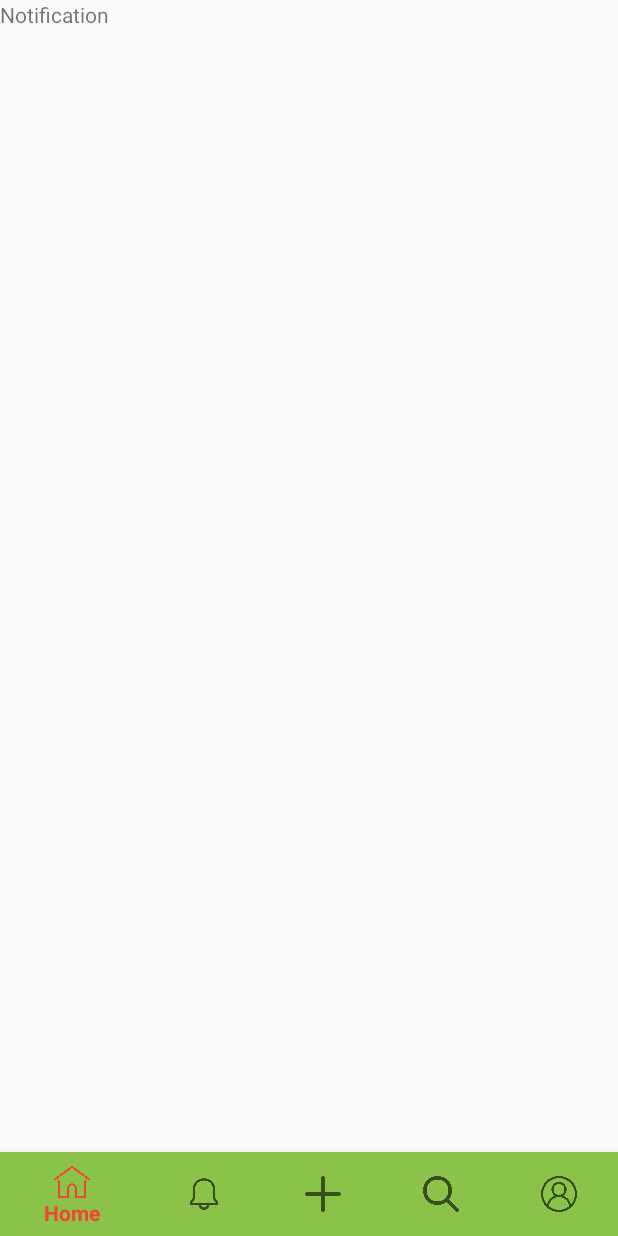
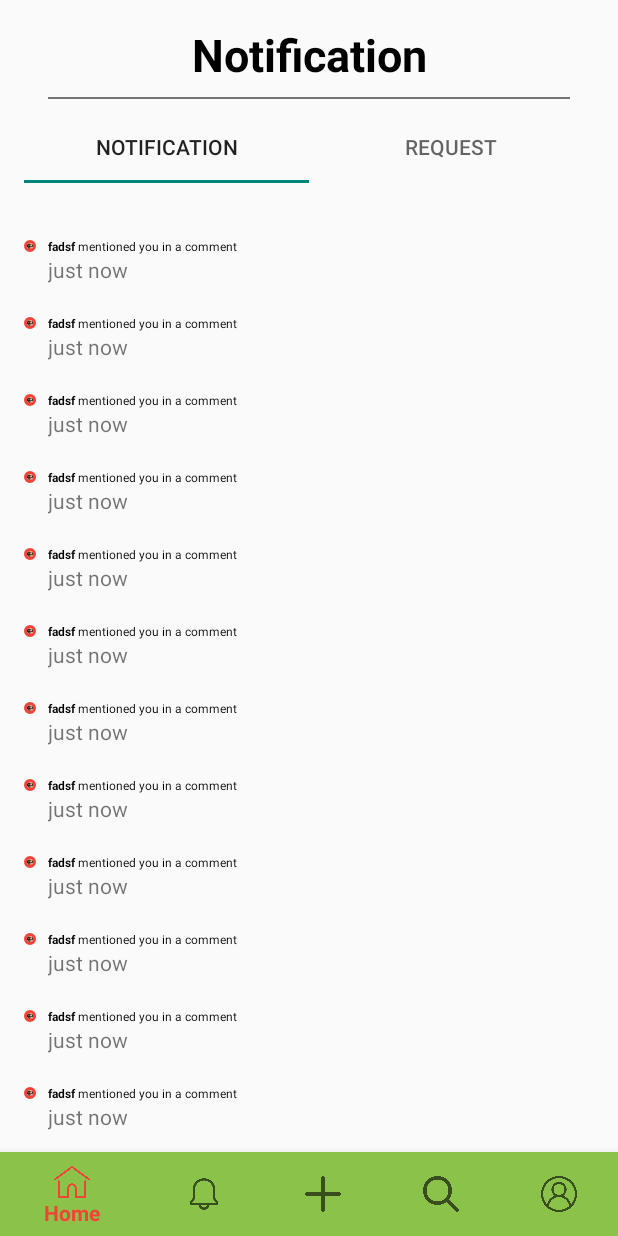
Before and after one commit to ShyamSutar/Social-Media-App, an Android app: the fragment NotificationFragment placed in its activity, on a phone screen of 412 x 824 dp. Run offline under Robolectric (Android 15) with nearby library versions, the phone set to English and light mode, and no system bars; our stand-ins replace CircleImageView; Roboto replaces fonts that are not available here.

Commit message:
notification completed

```diff
--- /dev/null
+++ b/app/src/main/java/com/example/socialmediaapp/Adapter/NotificationAdapter.java
@@ -0,0 +1,71 @@
+package com.example.socialmediaapp.Adapter;
+
+import android.content.Context;
+import android.text.Html;
+import android.view.LayoutInflater;
+import android.view.View;
+import android.view.ViewGroup;
+import android.widget.ImageView;
+import android.widget.TextView;
+
+import androidx.annotation.NonNull;
+import androidx.recyclerview.widget.RecyclerView;
+
+import com.example.socialmediaapp.Model.NotificationModel;
+import com.example.socialmediaapp.R;
+
+import java.util.ArrayList;
+
+public class NotificationAdapter extends RecyclerView.Adapter<NotificationAdapter.viewHolder>{
+
+    ArrayList<NotificationModel> list;
+    Context context;
+
+    public NotificationAdapter(ArrayList<NotificationModel> list, Context context) {
+        this.list = list;
+        this.context = context;
+    }
+
+    @NonNull
+    @Override
+    public viewHolder onCreateViewHolder(@NonNull ViewGroup parent, int viewType) {
+
+
+        View view = LayoutInflater.from(context).inflate(R.layout.notification2sample,parent,false);
+
+
+
+        return new viewHolder(view);
+    }
+
+    @Override
+    public void onBindViewHolder(@NonNull viewHolder holder, int position) {
+
+        NotificationModel model = list.get(position);
+        holder.profile.setImageResource(model.getProfile());
+        holder.notification.setText(Html.fromHtml(model.getNotification()));
+        holder.time.setText(model.getTime());
+
+    }
+
+    @Override
+    public int getItemCount() {
+        return list.size();
+    }
+
+    public class viewHolder extends RecyclerView.ViewHolder{
+
+        ImageView profile;
+        TextView notification, time;
+
+        public viewHolder(@NonNull View itemView) {
+            super(itemView);
+
+            profile = itemView.findViewById(R.id.profileimage);
+            notification = itemView.findViewById(R.id.notification1);
+            time = itemView.findViewById(R.id.time);
+
+        }
+    }
+
+}
--- /dev/null
+++ b/app/src/main/java/com/example/socialmediaapp/Adapter/ViewPagerAdapter.java
@@ -0,0 +1,44 @@
+package com.example.socialmediaapp.Adapter;
+
+import androidx.annotation.NonNull;
+import androidx.annotation.Nullable;
+import androidx.fragment.app.Fragment;
+import androidx.fragment.app.FragmentManager;
+import androidx.fragment.app.FragmentPagerAdapter;
+
+import com.example.socialmediaapp.Fragment.Notification2Fragment;
+import com.example.socialmediaapp.Fragment.RequestFragment;
+
+public class ViewPagerAdapter extends FragmentPagerAdapter {
+    public ViewPagerAdapter(@NonNull FragmentManager fm) {
+        super(fm);
+    }
+
+    @NonNull
+    @Override
+    public Fragment getItem(int position) {
+        switch (position){
+            case 0: return new Notification2Fragment();
+            case 1: return new RequestFragment();
+            default: return new Notification2Fragment();
+        }
+
+    }
+
+    @Override
+    public int getCount() {
+        return 2;
+    }
+
+    @Nullable
+    @Override
+    public CharSequence getPageTitle(int position) {
+        String title = null;
+        if (position==0){
+            title="NOTIFICATION";
+        }else{
+            title = "REQUEST";
+        }
+        return title;
+    }
+}
--- /dev/null
+++ b/app/src/main/java/com/example/socialmediaapp/Fragment/Notification2Fragment.java
@@ -0,0 +1,72 @@
+package com.example.socialmediaapp.Fragment;
+
+import android.os.Bundle;
+
+import androidx.fragment.app.Fragment;
+import androidx.recyclerview.widget.LinearLayoutManager;
+import androidx.recyclerview.widget.RecyclerView;
+import androidx.viewpager.widget.ViewPager;
+
+import android.view.LayoutInflater;
+import android.view.View;
+import android.view.ViewGroup;
+
+import com.example.socialmediaapp.Adapter.NotificationAdapter;
+import com.example.socialmediaapp.Adapter.ViewPagerAdapter;
+import com.example.socialmediaapp.Model.NotificationModel;
+import com.example.socialmediaapp.R;
+import com.google.android.material.tabs.TabLayout;
+
+import java.util.ArrayList;
+
+
+public class Notification2Fragment extends Fragment {
+
+
+RecyclerView recyclerView;
+ArrayList<NotificationModel> list;
+
+
+    public Notification2Fragment() {
+        // Required empty public constructor
+    }
+
+
+    @Override
+    public void onCreate(Bundle savedInstanceState) {
+        super.onCreate(savedInstanceState);
+
+    }
+
+    @Override
+    public View onCreateView(LayoutInflater inflater, ViewGroup container,
+                             Bundle savedInstanceState) {
+        // Inflate the layout for this fragment
+        View view =  inflater.inflate(R.layout.fragment_notification2, container, false);
+
+        recyclerView = view.findViewById(R.id.notificationRV);
+
+        list = new ArrayList<>();
+        list.add(new NotificationModel(R.drawable.profile,"<b>fadsf</b> mentioned you in a comment","just now"));
+        list.add(new NotificationModel(R.drawable.profile,"<b>fadsf</b> mentioned you in a comment","just now"));
+        list.add(new NotificationModel(R.drawable.profile,"<b>fadsf</b> mentioned you in a comment","just now"));
+        list.add(new NotificationModel(R.drawable.profile,"<b>fadsf</b> mentioned you in a comment","just now"));
+        list.add(new NotificationModel(R.drawable.profile,"<b>fadsf</b> mentioned you in a comment","just now"));
+        list.add(new NotificationModel(R.drawable.profile,"<b>fadsf</b> mentioned you in a comment","just now"));
+        list.add(new NotificationModel(R.drawable.profile,"<b>fadsf</b> mentioned you in a comment","just now"));
+        list.add(new NotificationModel(R.drawable.profile,"<b>fadsf</b> mentioned you in a comment","just now"));
+        list.add(new NotificationModel(R.drawable.profile,"<b>fadsf</b> mentioned you in a comment","just now"));
+        list.add(new NotificationModel(R.drawable.profile,"<b>fadsf</b> mentioned you in a comment","just now"));
+        list.add(new NotificationModel(R.drawable.profile,"<b>fadsf</b> mentioned you in a comment","just now"));
+        list.add(new NotificationModel(R.drawable.profile,"<b>fadsf</b> mentioned you in a comment","just now"));
+
+        NotificationAdapter adapter = new NotificationAdapter(list,getContext());
+
+        LinearLayoutManager layoutManager = new LinearLayoutManager(getContext(),LinearLayoutManager.VERTICAL,false);
+
+        recyclerView.setLayoutManager(layoutManager);
+        recyclerView.setAdapter(adapter);
+
+        return view;
+    }
+}
--- a/app/src/main/java/com/example/socialmediaapp/Fragment/NotificationFragment.java
+++ b/app/src/main/java/com/example/socialmediaapp/Fragment/NotificationFragment.java
@@ -3,64 +3,47 @@
 import android.os.Bundle;
 
 import androidx.fragment.app.Fragment;
+import androidx.viewpager.widget.ViewPager;
 
 import android.view.LayoutInflater;
 import android.view.View;
 import android.view.ViewGroup;
 
+import com.example.socialmediaapp.Adapter.ViewPagerAdapter;
 import com.example.socialmediaapp.R;
+import com.google.android.material.tabs.TabLayout;
 
-/**
- * A simple {@link Fragment} subclass.
- * Use the {@link NotificationFragment#newInstance} factory method to
- * create an instance of this fragment.
- */
+
 public class NotificationFragment extends Fragment {
 
-    // TODO: Rename parameter arguments, choose names that match
-    // the fragment initialization parameters, e.g. ARG_ITEM_NUMBER
-    private static final String ARG_PARAM1 = "param1";
-    private static final String ARG_PARAM2 = "param2";
-
-    // TODO: Rename and change types of parameters
-    private String mParam1;
-    private String mParam2;
+    ViewPager viewPager;
+    TabLayout tabLayout;
 
     public NotificationFragment() {
         // Required empty public constructor
     }
 
-    /**
-     * Use this factory method to create a new instance of
-     * this fragment using the provided parameters.
-     *
-     * @param param1 Parameter 1.
-     * @param param2 Parameter 2.
-     * @return A new instance of fragment NotificationFragment.
-     */
-    // TODO: Rename and change types and number of parameters
-    public static NotificationFragment newInstance(String param1, String param2) {
-        NotificationFragment fragment = new NotificationFragment();
-        Bundle args = new Bundle();
-        args.putString(ARG_PARAM1, param1);
-        args.putString(ARG_PARAM2, param2);
-        fragment.setArguments(args);
-        return fragment;
-    }
+
 
     @Override
     public void onCreate(Bundle savedInstanceState) {
         super.onCreate(savedInstanceState);
-        if (getArguments() != null) {
-            mParam1 = getArguments().getString(ARG_PARAM1);
-            mParam2 = getArguments().getString(ARG_PARAM2);
-        }
+
     }
 
     @Override
     public View onCreateView(LayoutInflater inflater, ViewGroup container,
                              Bundle savedInstanceState) {
         // Inflate the layout for this fragment
-        return inflater.inflate(R.layout.fragment_notification, container, false);
+        View view = inflater.inflate(R.layout.fragment_notification, container, false);
+
+
+        viewPager =view.findViewById(R.id.viewPager);
+        viewPager.setAdapter(new ViewPagerAdapter(getFragmentManager()));
+
+        tabLayout = view.findViewById(R.id.tabLayout4);
+        tabLayout.setupWithViewPager(viewPager);
+
+        return view;
     }
 }
--- /dev/null
+++ b/app/src/main/java/com/example/socialmediaapp/Fragment/RequestFragment.java
@@ -0,0 +1,66 @@
+package com.example.socialmediaapp.Fragment;
+
+import android.os.Bundle;
+
+import androidx.fragment.app.Fragment;
+
+import android.view.LayoutInflater;
+import android.view.View;
+import android.view.ViewGroup;
+
+import com.example.socialmediaapp.R;
+
+/**
+ * A simple {@link Fragment} subclass.
+ * Use the {@link RequestFragment#newInstance} factory method to
+ * create an instance of this fragment.
+ */
+public class RequestFragment extends Fragment {
+
+    // TODO: Rename parameter arguments, choose names that match
+    // the fragment initialization parameters, e.g. ARG_ITEM_NUMBER
+    private static final String ARG_PARAM1 = "param1";
+    private static final String ARG_PARAM2 = "param2";
+
+    // TODO: Rename and change types of parameters
+    private String mParam1;
+    private String mParam2;
+
+    public RequestFragment() {
+        // Required empty public constructor
+    }
+
+    /**
+     * Use this factory method to create a new instance of
+     * this fragment using the provided parameters.
+     *
+     * @param param1 Parameter 1.
+     * @param param2 Parameter 2.
+     * @return A new instance of fragment RequestFragment.
+     */
+    // TODO: Rename and change types and number of parameters
+    public static RequestFragment newInstance(String param1, String param2) {
+        RequestFragment fragment = new RequestFragment();
+        Bundle args = new Bundle();
+        args.putString(ARG_PARAM1, param1);
+        args.putString(ARG_PARAM2, param2);
+        fragment.setArguments(args);
+        return fragment;
+    }
+
+    @Override
+    public void onCreate(Bundle savedInstanceState) {
+        super.onCreate(savedInstanceState);
+        if (getArguments() != null) {
+            mParam1 = getArguments().getString(ARG_PARAM1);
+            mParam2 = getArguments().getString(ARG_PARAM2);
+        }
+    }
+
+    @Override
+    public View onCreateView(LayoutInflater inflater, ViewGroup container,
+                             Bundle savedInstanceState) {
+        // Inflate the layout for this fragment
+        return inflater.inflate(R.layout.fragment_request, container, false);
+    }
+}
--- /dev/null
+++ b/app/src/main/java/com/example/socialmediaapp/Model/NotificationModel.java
@@ -0,0 +1,36 @@
+package com.example.socialmediaapp.Model;
+
+public class NotificationModel {
+    int profile;
+    String notification, time;
+
+    public NotificationModel(int profile, String notification, String time) {
+        this.profile = profile;
+        this.notification = notification;
+        this.time = time;
+    }
+
+    public int getProfile() {
+        return profile;
+    }
+
+    public void setProfile(int profile) {
+        this.profile = profile;
+    }
+
+    public String getNotification() {
+        return notification;
+    }
+
+    public void setNotification(String notification) {
+        this.notification = notification;
+    }
+
+    public String getTime() {
+        return time;
+    }
+
+    public void setTime(String time) {
+        this.time = time;
+    }
+}
--- a/app/src/main/res/layout/activity_main.xml
+++ b/app/src/main/res/layout/activity_main.xml
@@ -4,7 +4,8 @@
     xmlns:tools="http://schemas.android.com/tools"
     android:layout_width="match_parent"
     android:layout_height="match_parent"
-    tools:context=".MainActivity">
+    tools:context=".MainActivity"
+    android:fitsSystemWindows="true">
 
     <FrameLayout
         android:id="@+id/container"
--- a/app/src/main/res/layout/fragment_home.xml
+++ b/app/src/main/res/layout/fragment_home.xml
@@ -28,12 +28,12 @@
                 android:textColor="@color/black"
                 android:textSize="@dimen/_24mdp"
                 android:textStyle="bold"
-                app:layout_constraintBottom_toBottomOf="@+id/profile_image"
+                app:layout_constraintBottom_toBottomOf="@+id/profileimage"
                 app:layout_constraintStart_toStartOf="parent"
-                app:layout_constraintTop_toTopOf="@+id/profile_image" />
+                app:layout_constraintTop_toTopOf="@+id/profileimage" />
 
             <de.hdodenhof.circleimageview.CircleImageView
-                android:id="@+id/profile_image"
+                android:id="@+id/profileimage"
                 android:layout_width="@dimen/_40mdp"
                 android:layout_height="@dimen/_40mdp"
                 android:layout_marginTop="8dp"
@@ -54,7 +54,7 @@
                 app:layout_constraintEnd_toEndOf="parent"
                 app:layout_constraintHorizontal_bias="0.5"
                 app:layout_constraintStart_toStartOf="parent"
-                app:layout_constraintTop_toBottomOf="@+id/profile_image" />
+                app:layout_constraintTop_toBottomOf="@+id/profileimage" />
 
             <HorizontalScrollView
                 android:id="@+id/horizontalScrollView"
--- a/app/src/main/res/layout/fragment_notification.xml
+++ b/app/src/main/res/layout/fragment_notification.xml
@@ -1,14 +1,61 @@
 <?xml version="1.0" encoding="utf-8"?>
-<FrameLayout xmlns:android="http://schemas.android.com/apk/res/android"
+<androidx.constraintlayout.widget.ConstraintLayout xmlns:android="http://schemas.android.com/apk/res/android"
+    xmlns:app="http://schemas.android.com/apk/res-auto"
     xmlns:tools="http://schemas.android.com/tools"
     android:layout_width="match_parent"
     android:layout_height="match_parent"
-    tools:context=".Fragment.NotificationFragment">
+    tools:context=".Fragment.NotificationFragment"
+    android:fitsSystemWindows="true">
 
-    <!-- TODO: Update blank fragment layout -->
     <TextView
+        android:id="@+id/textView11"
+        android:layout_width="wrap_content"
+        android:layout_height="wrap_content"
+        android:layout_marginTop="16dp"
+        android:text="Notification"
+        android:textColor="@color/black"
+        android:textSize="30sp"
+        android:textStyle="bold"
+        app:layout_constraintEnd_toEndOf="parent"
+        app:layout_constraintStart_toStartOf="parent"
+        app:layout_constraintTop_toTopOf="parent" />
+
+    <View
+        android:id="@+id/view5"
+        android:layout_width="0dp"
+        android:layout_height="1dp"
+        android:layout_marginStart="32dp"
+        android:layout_marginLeft="32dp"
+        android:layout_marginTop="8dp"
+        android:layout_marginEnd="32dp"
+        android:layout_marginRight="32dp"
+        android:background="#757575"
+        app:layout_constraintEnd_toEndOf="parent"
+        app:layout_constraintHorizontal_bias="0.5"
+        app:layout_constraintStart_toStartOf="parent"
+        app:layout_constraintTop_toBottomOf="@+id/textView11" />
+
+    <com.google.android.material.tabs.TabLayout
+        android:id="@+id/tabLayout4"
         android:layout_width="match_parent"
-        android:layout_height="match_parent"
-        android:text="Notification" />
+        android:layout_height="wrap_content"
+        android:layout_marginStart="16dp"
+        android:layout_marginLeft="16dp"
+        android:layout_marginTop="8dp"
+        android:layout_marginEnd="16dp"
+        android:layout_marginRight="16dp"
+        app:layout_constraintEnd_toEndOf="parent"
+        app:layout_constraintHorizontal_bias="0.5"
+        app:layout_constraintStart_toStartOf="parent"
+        app:layout_constraintTop_toBottomOf="@+id/view5" />
 
-</FrameLayout>
+    <androidx.viewpager.widget.ViewPager
+        android:id="@+id/viewPager"
+        android:layout_width="match_parent"
+        android:layout_height="0dp"
+        app:layout_constraintBottom_toBottomOf="parent"
+        app:layout_constraintEnd_toEndOf="parent"
+        app:layout_constraintHorizontal_bias="0.0"
+        app:layout_constraintStart_toStartOf="parent"
+        app:layout_constraintTop_toBottomOf="@+id/tabLayout4" />
+</androidx.constraintlayout.widget.ConstraintLayout>
--- /dev/null
+++ b/app/src/main/res/layout/fragment_notification2.xml
@@ -0,0 +1,23 @@
+<?xml version="1.0" encoding="utf-8"?>
+<androidx.constraintlayout.widget.ConstraintLayout xmlns:android="http://schemas.android.com/apk/res/android"
+    xmlns:app="http://schemas.android.com/apk/res-auto"
+    xmlns:tools="http://schemas.android.com/tools"
+    android:layout_width="match_parent"
+    android:layout_height="match_parent"
+    tools:context=".Fragment.Notification2Fragment"
+    android:fitsSystemWindows="true">
+
+    <androidx.recyclerview.widget.RecyclerView
+        android:id="@+id/notificationRV"
+        android:layout_width="match_parent"
+        android:layout_height="wrap_content"
+        android:layout_marginStart="16dp"
+        android:layout_marginLeft="16dp"
+        android:layout_marginTop="16dp"
+        android:layout_marginEnd="16dp"
+        android:layout_marginRight="16dp"
+        app:layout_constraintEnd_toEndOf="parent"
+        app:layout_constraintHorizontal_bias="0.0"
+        app:layout_constraintStart_toStartOf="parent"
+        app:layout_constraintTop_toTopOf="parent" />
+</androidx.constraintlayout.widget.ConstraintLayout>
--- a/app/src/main/res/layout/fragment_profile.xml
+++ b/app/src/main/res/layout/fragment_profile.xml
@@ -44,7 +44,7 @@
 
 
     <de.hdodenhof.circleimageview.CircleImageView
-        android:id="@+id/profile_image"
+        android:id="@+id/profileimage"
         android:layout_width="@dimen/_90mdp"
         android:layout_height="@dimen/_90mdp"
         android:src="@drawable/profile"
@@ -61,11 +61,11 @@
         android:layout_width="wrap_content"
         android:layout_height="wrap_content"
         android:src="@drawable/checked"
-        diagonal:layout_constraintBottom_toBottomOf="@+id/profile_image"
-        diagonal:layout_constraintEnd_toEndOf="@+id/profile_image"
+        diagonal:layout_constraintBottom_toBottomOf="@+id/profileimage"
+        diagonal:layout_constraintEnd_toEndOf="@+id/profileimage"
         diagonal:layout_constraintHorizontal_bias="0.94"
-        diagonal:layout_constraintStart_toStartOf="@+id/profile_image"
-        diagonal:layout_constraintTop_toTopOf="@+id/profile_image"
+        diagonal:layout_constraintStart_toStartOf="@+id/profileimage"
+        diagonal:layout_constraintTop_toTopOf="@+id/profileimage"
         diagonal:layout_constraintVertical_bias="0.9" />
 
     <TextView
@@ -78,8 +78,8 @@
         android:textColor="@color/black"
         android:textSize="@dimen/_14font_mdp"
         android:textStyle="bold"
-        diagonal:layout_constraintEnd_toEndOf="@+id/profile_image"
-        diagonal:layout_constraintStart_toStartOf="@+id/profile_image"
+        diagonal:layout_constraintEnd_toEndOf="@+id/profileimage"
+        diagonal:layout_constraintStart_toStartOf="@+id/profileimage"
         diagonal:layout_constraintTop_toBottomOf="@+id/linearLayout" />
 
     <TextView
--- /dev/null
+++ b/app/src/main/res/layout/fragment_request.xml
@@ -0,0 +1,14 @@
+<?xml version="1.0" encoding="utf-8"?>
+<FrameLayout xmlns:android="http://schemas.android.com/apk/res/android"
+    xmlns:tools="http://schemas.android.com/tools"
+    android:layout_width="match_parent"
+    android:layout_height="match_parent"
+    tools:context=".Fragment.RequestFragment">
+
+    <!-- TODO: Update blank fragment layout -->
+    <TextView
+        android:layout_width="match_parent"
+        android:layout_height="match_parent"
+        android:text="@string/hello_blank_fragment" />
+
+</FrameLayout>
--- /dev/null
+++ b/app/src/main/res/layout/notification2sample.xml
@@ -0,0 +1,45 @@
+<?xml version="1.0" encoding="utf-8"?>
+<androidx.constraintlayout.widget.ConstraintLayout xmlns:android="http://schemas.android.com/apk/res/android"
+    xmlns:app="http://schemas.android.com/apk/res-auto"
+    android:layout_width="match_parent"
+    android:layout_height="wrap_content">
+
+
+    <de.hdodenhof.circleimageview.CircleImageView
+        android:id="@+id/profileimage"
+        android:layout_width="@dimen/_50mdp"
+        android:layout_height="@dimen/_50mdp"
+        android:layout_marginTop="8dp"
+        android:layout_marginBottom="8dp"
+        android:src="@drawable/profile"
+        app:civ_border_color="@color/orange"
+        app:civ_border_width="2dp"
+        app:layout_constraintBottom_toBottomOf="parent"
+        app:layout_constraintStart_toStartOf="parent"
+        app:layout_constraintTop_toTopOf="parent" />
+
+    <TextView
+        android:id="@+id/notification1"
+        android:layout_width="0dp"
+        android:layout_height="wrap_content"
+        android:layout_marginStart="8dp"
+        android:layout_marginLeft="8dp"
+        android:text="Prathamesh Khelukar"
+        android:textColor="@color/black"
+        android:textSize="@dimen/_14font_mdp"
+        app:layout_constraintBottom_toBottomOf="@+id/profileimage"
+        app:layout_constraintEnd_toEndOf="parent"
+        app:layout_constraintStart_toEndOf="@+id/profileimage"
+        app:layout_constraintTop_toTopOf="@+id/profileimage"
+        app:layout_constraintVertical_bias="0.29000002" />
+
+    <TextView
+        android:id="@+id/time"
+        android:layout_width="wrap_content"
+        android:layout_height="wrap_content"
+        android:text="just now"
+        app:layout_constraintStart_toStartOf="@+id/notification1"
+        app:layout_constraintTop_toBottomOf="@+id/notification1" />
+
+
+</androidx.constraintlayout.widget.ConstraintLayout>
```
